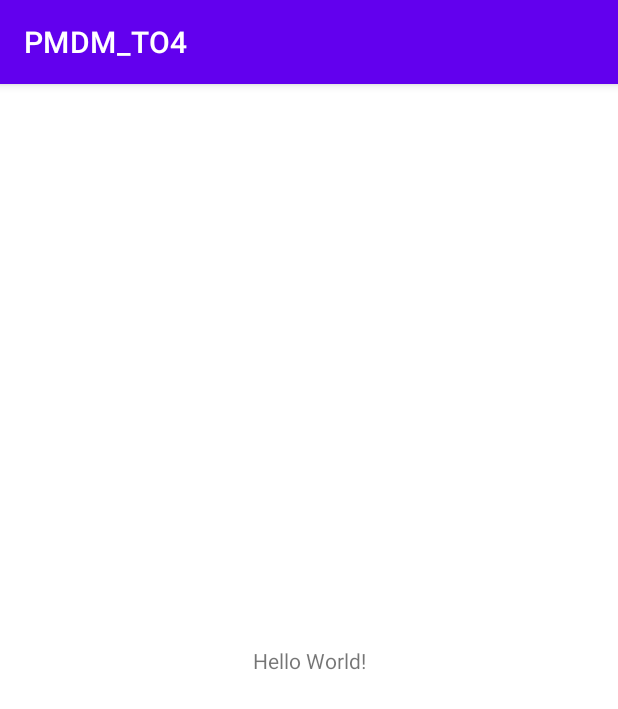
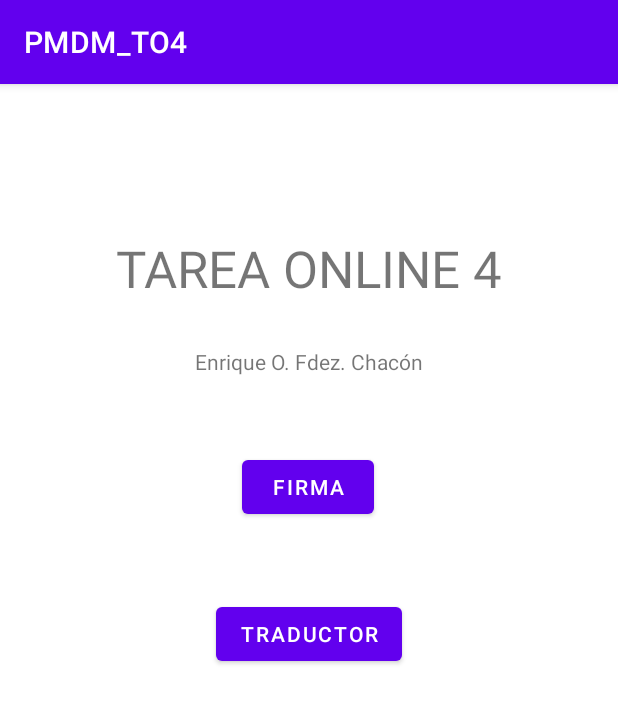
Before and after one commit to enriquefernandezchacon/DAM_PMDM_TO4, an Android app: the screen it shows after launch (MainActivity), on a phone screen of 412 x 824 dp. Shown: the top 709 px of the screen. Run offline under Robolectric (Android 15) with nearby library versions, the phone set to English and light mode, and no system bars.

Commit message:
Avance en tarea

```diff
--- a/app/build.gradle
+++ b/app/build.gradle
@@ -4,12 +4,12 @@ plugins {
 
 android {
     namespace 'com.example.pmdm_to4'
-    compileSdk 32
+    compileSdk 33
 
     defaultConfig {
         applicationId "com.example.pmdm_to4"
         minSdk 24
-        targetSdk 32
+        targetSdk 33
         versionCode 1
         versionName "1.0"
 
--- a/app/src/main/java/com/example/pmdm_to4/MainActivity.java
+++ b/app/src/main/java/com/example/pmdm_to4/MainActivity.java
@@ -2,7 +2,9 @@ package com.example.pmdm_to4;
 
 import androidx.appcompat.app.AppCompatActivity;
 
+import android.content.Intent;
 import android.os.Bundle;
+import android.widget.Button;
 
 public class MainActivity extends AppCompatActivity {
 
@@ -10,5 +12,16 @@ public class MainActivity extends AppCompatActivity {
     protected void onCreate(Bundle savedInstanceState) {
         super.onCreate(savedInstanceState);
         setContentView(R.layout.activity_main);
+
+        Button btFirma =  findViewById(R.id.mainButtonFirma);
+        Button btTraductor =  findViewById(R.id.mainButtonTraductor);
+
+        btFirma.setOnClickListener(v -> {
+            startActivity(new Intent(this, FirmaActivity.class));
+        });
+
+        btTraductor.setOnClickListener(v -> {
+            startActivity(new Intent(this, TraductorActivity.class));
+        });
     }
 }
--- a/app/src/main/res/layout/activity_main.xml
+++ b/app/src/main/res/layout/activity_main.xml
@@ -6,13 +6,47 @@
     android:layout_height="match_parent"
     tools:context=".MainActivity">
 
-    <TextView
+    <Button
+        android:id="@+id/mainButtonFirma"
         android:layout_width="wrap_content"
         android:layout_height="wrap_content"
-        android:text="Hello World!"
-        app:layout_constraintBottom_toBottomOf="parent"
+        android:layout_marginTop="50dp"
+        android:text="@string/main_boton1"
+        app:layout_constraintEnd_toEndOf="parent"
+        app:layout_constraintHorizontal_bias="0.498"
+        app:layout_constraintStart_toStartOf="parent"
+        app:layout_constraintTop_toBottomOf="@+id/textView2" />
+
+    <Button
+        android:id="@+id/mainButtonTraductor"
+        android:layout_width="wrap_content"
+        android:layout_height="wrap_content"
+        android:layout_marginTop="50dp"
+        android:text="@string/main_boton2"
+        app:layout_constraintEnd_toEndOf="parent"
+        app:layout_constraintStart_toStartOf="parent"
+        app:layout_constraintTop_toBottomOf="@+id/mainButtonFirma" />
+
+    <TextView
+        android:id="@+id/textView"
+        android:layout_width="wrap_content"
+        android:layout_height="wrap_content"
+        android:layout_marginTop="100dp"
+        android:text="@string/main_titulo"
+        android:textSize="34sp"
+        app:layout_constraintBottom_toTopOf="@+id/textView2"
         app:layout_constraintEnd_toEndOf="parent"
         app:layout_constraintStart_toStartOf="parent"
         app:layout_constraintTop_toTopOf="parent" />
 
+    <TextView
+        android:id="@+id/textView2"
+        android:layout_width="wrap_content"
+        android:layout_height="wrap_content"
+        android:layout_marginTop="30dp"
+        android:text="@string/main_subtitulo"
+        app:layout_constraintEnd_toEndOf="parent"
+        app:layout_constraintStart_toStartOf="parent"
+        app:layout_constraintTop_toBottomOf="@+id/textView" />
+
 </androidx.constraintlayout.widget.ConstraintLayout>
--- /dev/null
+++ b/app/src/main/res/menu/menu_firma.xml
@@ -0,0 +1,6 @@
+<?xml version="1.0" encoding="utf-8"?>
+<menu xmlns:android="http://schemas.android.com/apk/res/android">
+    <item
+        android:id="@+id/menu_firma_configuracion"
+        android:title="@string/menu_firma_configuracion" />
+</menu>
--- a/app/src/main/res/values/strings.xml
+++ b/app/src/main/res/values/strings.xml
@@ -1,3 +1,18 @@
 <resources>
     <string name="app_name">PMDM_TO4</string>
+
+    <string name="main_titulo">TAREA ONLINE 4</string>
+    <string name="main_subtitulo">Enrique O. Fdez. Chacón</string>
+    <string name="main_boton1">FIRMA</string>
+    <string name="main_boton2">TRADUCTOR</string>
+
+    <string name="menu_firma_configuracion">Configuración</string>
+
+    <string name="actionbar_firma">Firma</string>
+    <string name="actionbar_traductor">Traductor por voz</string>
+
+    <string name="firma_boton_borrar">Borrar</string>
+    <string name="firma_boton_guardar">Guardar Firma</string>
+    <string name="firma_configuracion_titulo">Configuración de la firma</string>
+    <string name="firma_configuracion_tamano">Tamaño del trazo</string>
 </resources>
```
Also changed, not shown: app/src/main/AndroidManifest.xml (+14 -0 lines), app/src/main/java/com/example/pmdm_to4/FirmaActivity.java (added, +88 -0 lines), app/src/main/java/com/example/pmdm_to4/Pizzara.java (added, +145 -0 lines), app/src/main/java/com/example/pmdm_to4/TraductorActivity.java (added, +18 -0 lines), app/src/main/res/layout/activity_firma.xml (added, +102 -0 lines), app/src/main/res/layout/activity_traductor.xml (added, +19 -0 lines).
